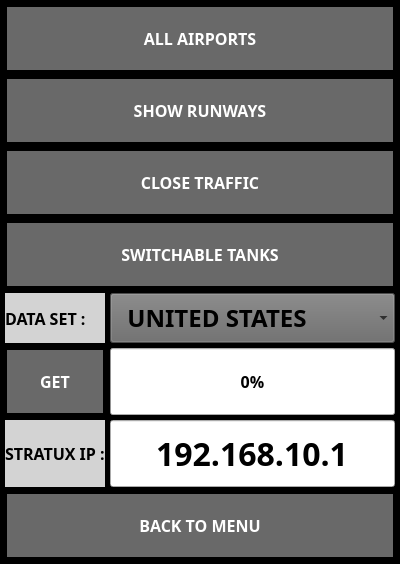
The window that ui/SettingsDialog.ui (UnexplodedMinds/Stratofier) describes before a commit, drawn with Qt 5.
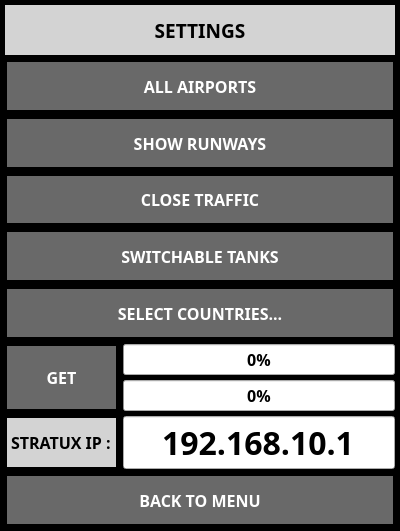
The same window after the commit. Icons and pictures are not drawn.

Commit message: Multiple country airport database support added, KPH airspeed (actually ground speed for now) option, and fix for airport bearing relative to ownship position.

```diff
--- a/ui/SettingsDialog.ui
+++ b/ui/SettingsDialog.ui
@@ -7,7 +7,7 @@
     <x>0</x>
     <y>0</y>
     <width>400</width>
-    <height>564</height>
+    <height>531</height>
    </rect>
   </property>
   <property name="sizePolicy">
@@ -135,42 +135,77 @@
    <property name="spacing">
     <number>5</number>
    </property>
-   <item row="5" column="2">
-    <widget class="QComboBox" name="m_pDataSetCombo">
+   <item row="5" column="0" colspan="5">
+    <widget class="QPushButton" name="m_pSelCountriesButton">
      <property name="sizePolicy">
-      <sizepolicy hsizetype="MinimumExpanding" vsizetype="Fixed">
+      <sizepolicy hsizetype="MinimumExpanding" vsizetype="MinimumExpanding">
        <horstretch>0</horstretch>
        <verstretch>0</verstretch>
       </sizepolicy>
      </property>
-     <property name="minimumSize">
+     <property name="font">
+      <font>
+       <family>Droid Sans</family>
+       <pointsize>12</pointsize>
+       <weight>75</weight>
+       <bold>true</bold>
+      </font>
+     </property>
+     <property name="autoFillBackground">
+      <bool>false</bool>
+     </property>
+     <property name="text">
+      <string>SELECT COUNTRIES...</string>
+     </property>
+     <property name="iconSize">
       <size>
-       <width>0</width>
-       <height>50</height>
+       <width>32</width>
+       <height>32</height>
       </size>
      </property>
+     <property name="autoDefault">
+      <bool>false</bool>
+     </property>
+    </widget>
+   </item>
+   <item row="3" column="0" colspan="5">
+    <widget class="QPushButton" name="m_pTrafficButton">
+     <property name="sizePolicy">
+      <sizepolicy hsizetype="MinimumExpanding" vsizetype="MinimumExpanding">
+       <horstretch>0</horstretch>
+       <verstretch>0</verstretch>
+      </sizepolicy>
+     </property>
      <property name="font">
       <font>
        <family>Droid Sans</family>
-       <pointsize>18</pointsize>
+       <pointsize>12</pointsize>
        <weight>75</weight>
        <bold>true</bold>
       </font>
      </property>
-     <item>
-      <property name="text">
-       <string>  UNITED STATES</string>
-      </property>
-     </item>
-     <item>
-      <property name="text">
-       <string>  CANADA</string>
-      </property>
-     </item>
+     <property name="text">
+      <string>CLOSE TRAFFIC</string>
+     </property>
+     <property name="iconSize">
+      <size>
+       <width>32</width>
+       <height>32</height>
+      </size>
+     </property>
+     <property name="checkable">
+      <bool>false</bool>
+     </property>
+     <property name="checked">
+      <bool>false</bool>
+     </property>
+     <property name="autoDefault">
+      <bool>false</bool>
+     </property>
     </widget>
    </item>
-   <item row="6" column="2">
-    <widget class="QProgressBar" name="m_pDataProgress">
+   <item row="9" column="0" colspan="5">
+    <widget class="QPushButton" name="m_pCloseButton">
      <property name="sizePolicy">
       <sizepolicy hsizetype="MinimumExpanding" vsizetype="MinimumExpanding">
        <horstretch>0</horstretch>
@@ -185,12 +220,58 @@
        <bold>true</bold>
       </font>
      </property>
-     <property name="value">
-      <number>0</number>
+     <property name="autoFillBackground">
+      <bool>false</bool>
      </property>
+     <property name="text">
+      <string>BACK TO MENU</string>
+     </property>
+     <property name="iconSize">
+      <size>
+       <width>32</width>
+       <height>32</height>
+      </size>
+     </property>
+     <property name="autoDefault">
+      <bool>false</bool>
+     </property>
     </widget>
    </item>
-   <item row="0" column="0" colspan="3">
+   <item row="4" column="0" colspan="5">
+    <widget class="QPushButton" name="m_pSwitchableButton">
+     <property name="sizePolicy">
+      <sizepolicy hsizetype="MinimumExpanding" vsizetype="MinimumExpanding">
+       <horstretch>0</horstretch>
+       <verstretch>0</verstretch>
+      </sizepolicy>
+     </property>
+     <property name="font">
+      <font>
+       <family>Droid Sans</family>
+       <pointsize>12</pointsize>
+       <weight>75</weight>
+       <bold>true</bold>
+      </font>
+     </property>
+     <property name="text">
+      <string>SWITCHABLE TANKS</string>
+     </property>
+     <property name="icon">
+      <iconset resource="../AHRSResources.qrc">
+       <normaloff>:/icons/resources/OK.png</normaloff>:/icons/resources/OK.png</iconset>
+     </property>
+     <property name="iconSize">
+      <size>
+       <width>32</width>
+       <height>32</height>
+      </size>
+     </property>
+     <property name="autoDefault">
+      <bool>false</bool>
+     </property>
+    </widget>
+   </item>
+   <item row="1" column="0" colspan="5">
     <widget class="QPushButton" name="m_pAirportsButton">
      <property name="sizePolicy">
       <sizepolicy hsizetype="MinimumExpanding" vsizetype="MinimumExpanding">
@@ -220,217 +301,30 @@
      </property>
     </widget>
    </item>
-   <item row="5" column="0" colspan="2">
-    <widget class="QLabel" name="label_2">
+   <item row="0" column="0" colspan="5">
+    <widget class="QLabel" name="m_pTitleLabel">
      <property name="sizePolicy">
-      <sizepolicy hsizetype="Minimum" vsizetype="Preferred">
+      <sizepolicy hsizetype="MinimumExpanding" vsizetype="Minimum">
        <horstretch>0</horstretch>
        <verstretch>0</verstretch>
       </sizepolicy>
      </property>
-     <property name="palette">
-      <palette>
-       <active>
-        <colorrole role="WindowText">
-         <brush brushstyle="SolidPattern">
-          <color alpha="255">
-           <red>0</red>
-           <green>0</green>
-           <blue>0</blue>
-          </color>
-         </brush>
-        </colorrole>
-        <colorrole role="Button">
-         <brush brushstyle="SolidPattern">
-          <color alpha="255">
-           <red>211</red>
-           <green>211</green>
-           <blue>211</blue>
-          </color>
-         </brush>
-        </colorrole>
-        <colorrole role="Text">
-         <brush brushstyle="SolidPattern">
-          <color alpha="255">
-           <red>0</red>
-           <green>0</green>
-           <blue>0</blue>
-          </color>
-         </brush>
-        </colorrole>
-        <colorrole role="ButtonText">
-         <brush brushstyle="SolidPattern">
-          <color alpha="255">
-           <red>0</red>
-           <green>0</green>
-           <blue>0</blue>
-          </color>
-         </brush>
-        </colorrole>
-        <colorrole role="Base">
-         <brush brushstyle="SolidPattern">
-          <color alpha="255">
-           <red>211</red>
-           <green>211</green>
-           <blue>211</blue>
-          </color>
-         </brush>
-        </colorrole>
-        <colorrole role="Window">
-         <brush brushstyle="SolidPattern">
-          <color alpha="255">
-           <red>211</red>
-           <green>211</green>
-           <blue>211</blue>
-          </color>
-         </brush>
-        </colorrole>
-        <colorrole role="PlaceholderText">
-         <brush brushstyle="NoBrush">
-          <color alpha="128">
-           <red>0</red>
-           <green>0</green>
-           <blue>0</blue>
-          </color>
-         </brush>
-        </colorrole>
-       </active>
-       <inactive>
-        <colorrole role="WindowText">
-         <brush brushstyle="SolidPattern">
-          <color alpha="255">
-           <red>0</red>
-           <green>0</green>
-           <blue>0</blue>
-          </color>
-         </brush>
-        </colorrole>
-        <colorrole role="Button">
-         <brush brushstyle="SolidPattern">
-          <color alpha="255">
-           <red>211</red>
-           <green>211</green>
-           <blue>211</blue>
-          </color>
-         </brush>
-        </colorrole>
-        <colorrole role="Text">
-         <brush brushstyle="SolidPattern">
-          <color alpha="255">
-           <red>0</red>
-           <green>0</green>
-           <blue>0</blue>
-          </color>
-         </brush>
-        </colorrole>
-        <colorrole role="ButtonText">
-         <brush brushstyle="SolidPattern">
-          <color alpha="255">
-           <red>0</red>
-           <green>0</green>
-           <blue>0</blue>
-          </color>
-         </brush>
-        </colorrole>
-        <colorrole role="Base">
-         <brush brushstyle="SolidPattern">
-          <color alpha="255">
-           <red>211</red>
-           <green>211</green>
-           <blue>211</blue>
-          </color>
-         </brush>
-        </colorrole>
-        <colorrole role="Window">
-         <brush brushstyle="SolidPattern">
-          <color alpha="255">
-           <red>211</red>
-           <green>211</green>
-           <blue>211</blue>
-          </color>
-         </brush>
-        </colorrole>
-        <colorrole role="PlaceholderText">
-         <brush brushstyle="NoBrush">
-          <color alpha="128">
-           <red>0</red>
-           <green>0</green>
-           <blue>0</blue>
-          </color>
-         </brush>
-        </colorrole>
-       </inactive>
-       <disabled>
-        <colorrole role="WindowText">
-         <brush brushstyle="SolidPattern">
-          <color alpha="255">
-           <red>0</red>
-           <green>0</green>
-           <blue>0</blue>
-          </color>
-         </brush>
-        </colorrole>
-        <colorrole role="Button">
-         <brush brushstyle="SolidPattern">
-          <color alpha="255">
-           <red>211</red>
-           <green>211</green>
-           <blue>211</blue>
-          </color>
-         </brush>
-        </colorrole>
-        <colorrole role="Text">
-         <brush brushstyle="SolidPattern">
-          <color alpha="255">
-           <red>0</red>
-           <green>0</green>
-           <blue>0</blue>
-          </color>
-         </brush>
-        </colorrole>
-        <colorrole role="ButtonText">
-         <brush brushstyle="SolidPattern">
-          <color alpha="255">
-           <red>0</red>
-           <green>0</green>
-           <blue>0</blue>
-          </color>
-         </brush>
-        </colorrole>
-        <colorrole role="Base">
-         <brush brushstyle="SolidPattern">
-          <color alpha="255">
-           <red>211</red>
-           <green>211</green>
-           <blue>211</blue>
-          </color>
-         </brush>
-        </colorrole>
-        <colorrole role="Window">
-         <brush brushstyle="SolidPattern">
-          <color alpha="255">
-           <red>211</red>
-           <green>211</green>
-           <blue>211</blue>
-          </color>
-         </brush>
-        </colorrole>
-        <colorrole role="PlaceholderText">
-         <brush brushstyle="NoBrush">
-          <color alpha="128">
-           <red>0</red>
-           <green>0</green>
-           <blue>0</blue>
-          </color>
-         </brush>
-        </colorrole>
-       </disabled>
-      </palette>
+     <property name="minimumSize">
+      <size>
+       <width>0</width>
+       <height>50</height>
+      </size>
+     </property>
+     <property name="maximumSize">
+      <size>
+       <width>16777215</width>
+       <height>50</height>
+      </size>
      </property>
      <property name="font">
       <font>
        <family>Droid Sans</family>
-       <pointsize>12</pointsize>
+       <pointsize>14</pointsize>
        <weight>75</weight>
        <bold>true</bold>
       </font>
@@ -441,15 +335,18 @@
      <property name="styleSheet">
       <string notr="true">QLabel { background-color: LightGray; color: black; }</string>
      </property>
+     <property name="frameShape">
+      <enum>QFrame::NoFrame</enum>
+     </property>
      <property name="text">
-      <string>DATA SET :  </string>
+      <string>SETTINGS</string>
      </property>
-     <property name="margin">
-      <number>5</number>
+     <property name="alignment">
+      <set>Qt::AlignCenter</set>
      </property>
     </widget>
    </item>
-   <item row="1" column="0" colspan="3">
+   <item row="2" column="0" colspan="5">
     <widget class="QPushButton" name="m_pShowRunwaysButton">
      <property name="sizePolicy">
       <sizepolicy hsizetype="MinimumExpanding" vsizetype="MinimumExpanding">
@@ -483,40 +380,7 @@
      </property>
     </widget>
    </item>
-   <item row="8" column="0" colspan="3">
-    <widget class="QPushButton" name="m_pCloseButton">
-     <property name="sizePolicy">
-      <sizepolicy hsizetype="MinimumExpanding" vsizetype="MinimumExpanding">
-       <horstretch>0</horstretch>
-       <verstretch>0</verstretch>
-      </sizepolicy>
-     </property>
-     <property name="font">
-      <font>
-       <family>Droid Sans</family>
-       <pointsize>12</pointsize>
-       <weight>75</weight>
-       <bold>true</bold>
-      </font>
-     </property>
-     <property name="autoFillBackground">
-      <bool>false</bool>
-     </property>
-     <property name="text">
-      <string>BACK TO MENU</string>
-     </property>
-     <property name="iconSize">
-      <size>
-       <width>32</width>
-       <height>32</height>
-      </size>
-     </property>
-     <property name="autoDefault">
-      <bool>false</bool>
-     </property>
-    </widget>
-   </item>
-   <item row="7" column="2">
+   <item row="8" column="3" colspan="2">
     <widget class="QLineEdit" name="m_pIPEdit">
      <property name="sizePolicy">
       <sizepolicy hsizetype="MinimumExpanding" vsizetype="MinimumExpanding">
@@ -540,7 +404,7 @@
      </property>
     </widget>
    </item>
-   <item row="6" column="0" colspan="2">
+   <item row="7" column="0" colspan="3">
     <widget class="QPushButton" name="m_pGetDataButton">
      <property name="sizePolicy">
       <sizepolicy hsizetype="Minimum" vsizetype="MinimumExpanding">
@@ -580,7 +444,7 @@
      </property>
     </widget>
    </item>
-   <item row="7" column="0" colspan="2">
+   <item row="8" column="0" colspan="3">
     <widget class="QLabel" name="label_3">
      <property name="sizePolicy">
       <sizepolicy hsizetype="Minimum" vsizetype="Preferred">
@@ -801,6 +665,12 @@
      <property name="styleSheet">
       <string notr="true">QLabel { background-color: LightGray; color: black; }</string>
      </property>
+     <property name="frameShape">
+      <enum>QFrame::Box</enum>
+     </property>
+     <property name="lineWidth">
+      <number>2</number>
+     </property>
      <property name="text">
       <string>STRATUX IP :</string>
      </property>
@@ -809,75 +679,54 @@
      </property>
     </widget>
    </item>
-   <item row="2" column="0" colspan="3">
-    <widget class="QPushButton" name="m_pTrafficButton">
-     <property name="sizePolicy">
-      <sizepolicy hsizetype="MinimumExpanding" vsizetype="MinimumExpanding">
-       <horstretch>0</horstretch>
-       <verstretch>0</verstretch>
-      </sizepolicy>
-     </property>
-     <property name="font">
-      <font>
-       <family>Droid Sans</family>
-       <pointsize>12</pointsize>
-       <weight>75</weight>
-       <bold>true</bold>
-      </font>
-     </property>
-     <property name="text">
-      <string>CLOSE TRAFFIC</string>
-     </property>
-     <property name="iconSize">
-      <size>
-       <width>32</width>
-       <height>32</height>
-      </size>
-     </property>
-     <property name="checkable">
-      <bool>false</bool>
-     </property>
-     <property name="checked">
-      <bool>false</bool>
-     </property>
-     <property name="autoDefault">
-      <bool>false</bool>
-     </property>
-    </widget>
-   </item>
-   <item row="3" column="0" colspan="3">
-    <widget class="QPushButton" name="m_pSwitchableButton">
-     <property name="sizePolicy">
-      <sizepolicy hsizetype="MinimumExpanding" vsizetype="MinimumExpanding">
-       <horstretch>0</horstretch>
-       <verstretch>0</verstretch>
-      </sizepolicy>
-     </property>
-     <property name="font">
-      <font>
-       <family>Droid Sans</family>
-       <pointsize>12</pointsize>
-       <weight>75</weight>
-       <bold>true</bold>
-      </font>
-     </property>
-     <property name="text">
-      <string>SWITCHABLE TANKS</string>
-     </property>
-     <property name="icon">
-      <iconset resource="../AHRSResources.qrc">
-       <normaloff>:/icons/resources/OK.png</normaloff>:/icons/resources/OK.png</iconset>
-     </property>
-     <property name="iconSize">
-      <size>
-       <width>32</width>
-       <height>32</height>
-      </size>
-     </property>
-     <property name="autoDefault">
-      <bool>false</bool>
-     </property>
-    </widget>
+   <item row="7" column="3" colspan="2">
+    <layout class="QVBoxLayout" name="verticalLayout">
+     <item>
+      <widget class="QProgressBar" name="m_pCountryProgress">
+       <property name="sizePolicy">
+        <sizepolicy hsizetype="MinimumExpanding" vsizetype="MinimumExpanding">
+         <horstretch>0</horstretch>
+         <verstretch>0</verstretch>
+        </sizepolicy>
+       </property>
+       <property name="font">
+        <font>
+         <family>Droid Sans</family>
+         <pointsize>12</pointsize>
+         <weight>75</weight>
+         <bold>true</bold>
+        </font>
+       </property>
+       <property name="value">
+        <number>0</number>
+       </property>
+       <property name="format">
+        <string>%p%</string>
+       </property>
+      </widget>
+     </item>
+     <item>
+      <widget class="QProgressBar" name="m_pDataProgress">
+       <property name="sizePolicy">
+        <sizepolicy hsizetype="MinimumExpanding" vsizetype="MinimumExpanding">
+         <horstretch>0</horstretch>
+         <verstretch>0</verstretch>
+        </sizepolicy>
+       </property>
+       <property name="font">
+        <font>
+         <family>Droid Sans</family>
+         <pointsize>12</pointsize>
+         <weight>75</weight>
+         <bold>true</bold>
+        </font>
+       </property>
+       <property name="value">
+        <number>0</number>
+       </property>
+      </widget>
+     </item>
+    </layout>
    </item>
   </layout>
  </widget>
```
The commit also changes 25 other files.
